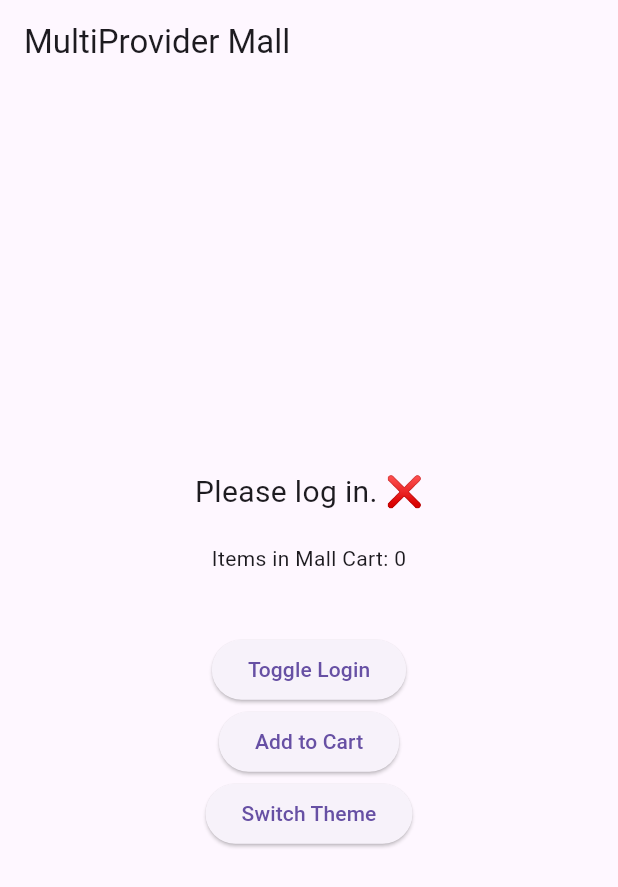
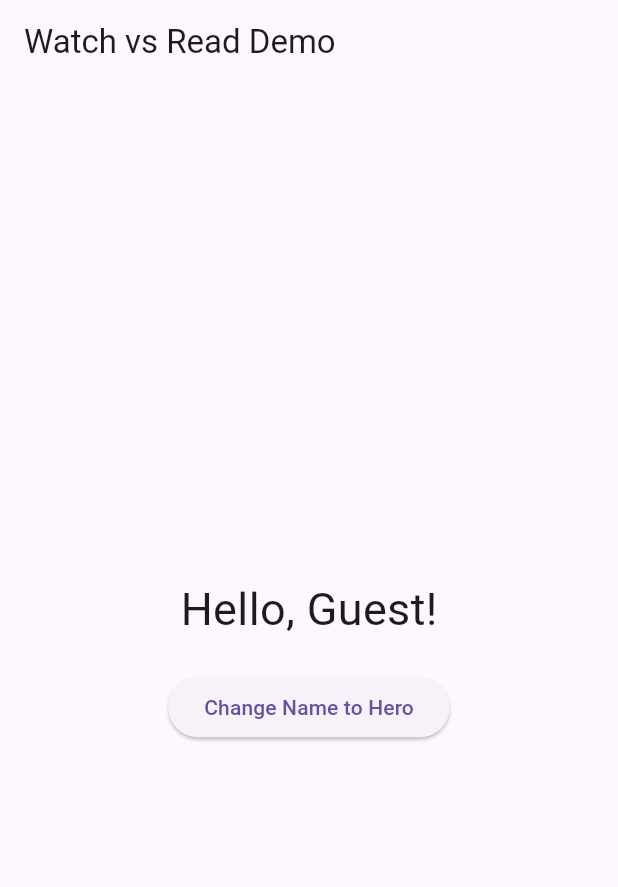
Before and after one commit to ronniecutamora/provider-tutorial, a Flutter app: the screen it shows after launch, on a phone screen of 412 x 824 dp. Shown: the top 887 px of the screen. Run offline on Flutter 3.47's test engine with Material 3 defaults, Android fonts, the phone set to English and light mode, and no system bars.

Commit message:
add simple example of context.read and context.watch

```diff
--- a/lib/main.dart
+++ b/lib/main.dart
@@ -1,76 +1,56 @@
-// 2. THE MALL SETUP (Main)
 import 'package:flutter/material.dart';
-import 'package:my_provider/providers.dart';
 import 'package:provider/provider.dart';
 
+// 1. THE DATA (ChangeNotifier)
+class UserProvider extends ChangeNotifier {
+  String _name = "Guest";
+  String get name => _name;
+
+  void changeName(String newName) {
+    _name = newName;
+    notifyListeners(); // This is the 'shout' that watch() hears!
+  }
+}
+
+// 2. THE APP SETUP
 void main() {
   runApp(
-    MultiProvider(
-      providers: [
-        ChangeNotifierProvider(create: (_) => AuthProvider()),
-        ChangeNotifierProvider(create: (_) => CartProvider()),
-        ChangeNotifierProvider(create: (_) => ThemeProvider()),
-      ],
-      child: const MyApp(),
+    ChangeNotifierProvider(
+      create: (_) => UserProvider(),
+      child: const MaterialApp(home: WatchReadScreen()),
     ),
   );
 }
 
 // 3. THE UI
-class MyApp extends StatelessWidget {
-  const MyApp({super.key});
+class WatchReadScreen extends StatelessWidget {
+  const WatchReadScreen({super.key});
 
   @override
   Widget build(BuildContext context) {
-    // Listen to ThemeProvider to change the look of the whole app
-    final theme = context.watch<ThemeProvider>();
+    // PRINT TO CONSOLE: This shows us when the WHOLE build method runs
+    print("Building the entire Screen widget!");
 
-    return MaterialApp(
-      theme: theme.isDark ? ThemeData.dark() : ThemeData.light(),
-      home: const MultiProviderScreen(),
-    );
-  }
-}
+    // WATCH: Staring at the screen.
+    // This widget will rebuild every time notifyListeners() is called.
+    final String currentName = context.watch<UserProvider>().name;
 
-class MultiProviderScreen extends StatelessWidget {
-  const MultiProviderScreen({super.key});
-
-  @override
-  Widget build(BuildContext context) {
     return Scaffold(
-      appBar: AppBar(title: const Text("MultiProvider Mall")),
+      appBar: AppBar(title: const Text("Watch vs Read Demo")),
       body: Center(
         child: Column(
           mainAxisAlignment: MainAxisAlignment.center,
           children: [
-            // Listening to AuthProvider
-            Consumer<AuthProvider>(
-              builder: (ctx, auth, _) => Text(
-                auth.isLoggedIn ? "Welcome back, User! ✅" : "Please log in. ❌",
-                style: const TextStyle(fontSize: 20),
-              ),
-            ),
+            Text("Hello, $currentName!", style: const TextStyle(fontSize: 30)),
             const SizedBox(height: 20),
 
-            // Listening to CartProvider
-            Consumer<CartProvider>(
-              builder: (ctx, cart, _) => Text("Items in Mall Cart: ${cart.count}"),
-            ),
-
-            const SizedBox(height: 40),
-
-            // Buttons to trigger changes
             ElevatedButton(
-              onPressed: () => context.read<AuthProvider>().toggleLogin(),
-              child: const Text("Toggle Login"),
-            ),
-            ElevatedButton(
-              onPressed: () => context.read<CartProvider>().add(),
-              child: const Text("Add to Cart"),
-            ),
-            ElevatedButton(
-              onPressed: () => context.read<ThemeProvider>().toggleTheme(),
-              child: const Text("Switch Theme"),
+              onPressed: () {
+                // READ: Taking a Polaroid.
+                // We don't need to rebuild the button, we just want to call the method.
+                context.read<UserProvider>().changeName("Flutter Hero");
+              },
+              child: const Text("Change Name to Hero"),
             ),
           ],
         ),
--- a/lib/providers.dart
+++ /dev/null
@@ -1,26 +0,0 @@
-import 'package:flutter/material.dart';
-
-// 1. THE STORES (Providers)
-class AuthProvider extends ChangeNotifier {
-  bool isLoggedIn = false;
-  void toggleLogin() {
-    isLoggedIn = !isLoggedIn;
-    notifyListeners();
-  }
-}
-
-class CartProvider extends ChangeNotifier {
-  int count = 0;
-  void add() {
-    count++;
-    notifyListeners();
-  }
-}
-
-class ThemeProvider extends ChangeNotifier {
-  bool isDark = false;
-  void toggleTheme() {
-    isDark = !isDark;
-    notifyListeners();
-  }
-}
```
